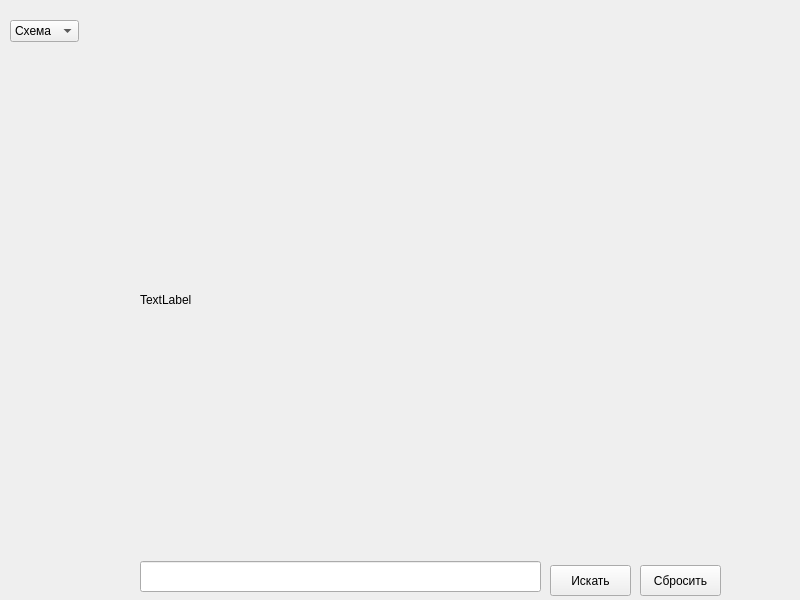
Old version of the form data/ui_design/main_ui.ui in the repository Nitor112221/WEB_project_API.
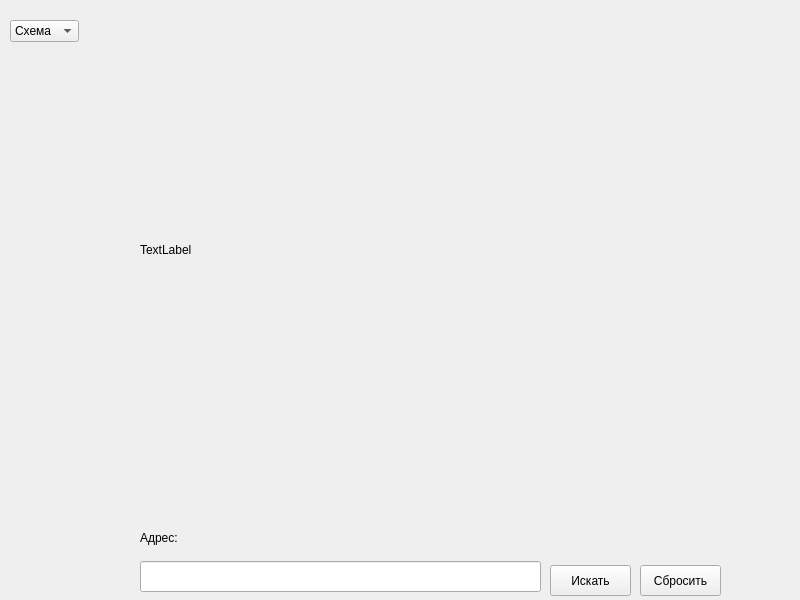
New version of the form.

```diff
--- a/data/ui_design/main_ui.ui
+++ b/data/ui_design/main_ui.ui
@@ -21,7 +21,7 @@
     <property name="geometry">
      <rect>
       <x>140</x>
-      <y>50</y>
+      <y>0</y>
       <width>500</width>
       <height>500</height>
      </rect>
@@ -94,6 +94,19 @@
      <string>Сбросить</string>
     </property>
    </widget>
+   <widget class="QLabel" name="label_place">
+    <property name="geometry">
+     <rect>
+      <x>140</x>
+      <y>530</y>
+      <width>581</width>
+      <height>16</height>
+     </rect>
+    </property>
+    <property name="text">
+     <string>Адрес:</string>
+    </property>
+   </widget>
   </widget>
  </widget>
  <resources/>
```
